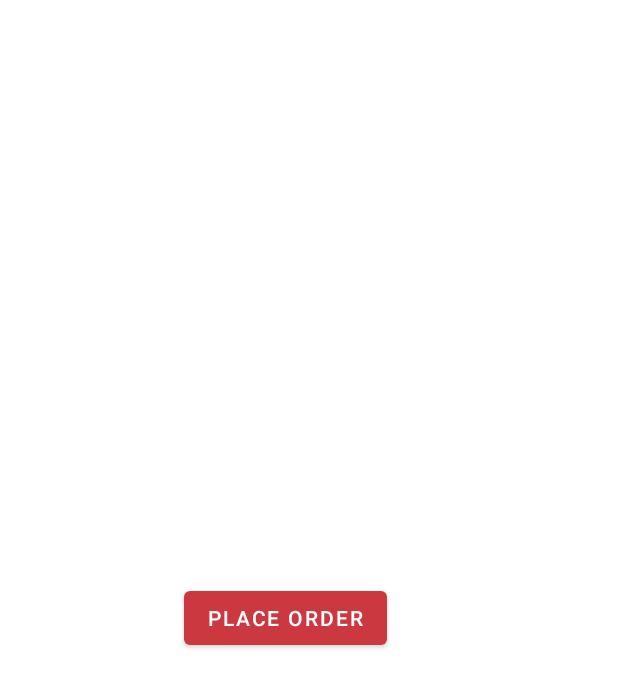
After one commit to AnnGal/ArasakaWeapons, an Android app: the CartActivity screen opened directly, with no data from a screen before it, on a phone screen of 412 x 824 dp. The commit adds this screen. Shown: the top 687 px of the screen. Run offline under Robolectric (Android 15) with nearby library versions, the phone set to English and light mode, and no system bars.

```diff
--- a/app/src/main/AndroidManifest.xml
+++ b/app/src/main/AndroidManifest.xml
@@ -9,6 +9,8 @@
         android:roundIcon="@mipmap/ic_launcher_round"
         android:supportsRtl="true"
         android:theme="@style/ArasakaTheme">
+        <activity android:name=".CartActivity"></activity>
+        <activity android:name=".CardDetailActivity" />
         <activity android:name=".MainActivity">
             <intent-filter>
                 <action android:name="android.intent.action.MAIN" />
--- /dev/null
+++ b/app/src/main/java/art/manguste/android/ArasakaWeapons/CartActivity.java
@@ -0,0 +1,14 @@
+package art.manguste.android.ArasakaWeapons;
+
+import androidx.appcompat.app.AppCompatActivity;
+
+import android.os.Bundle;
+
+public class CartActivity extends AppCompatActivity {
+
+    @Override
+    protected void onCreate(Bundle savedInstanceState) {
+        super.onCreate(savedInstanceState);
+        setContentView(R.layout.activity_cart);
+    }
+}
--- a/app/src/main/java/art/manguste/android/ArasakaWeapons/MainActivity.java
+++ b/app/src/main/java/art/manguste/android/ArasakaWeapons/MainActivity.java
@@ -7,6 +7,7 @@ import androidx.fragment.app.FragmentPagerAdapter;
 import androidx.viewpager.widget.ViewPager;
 
 import android.os.Bundle;
+import android.view.View;
 
 import com.google.android.material.tabs.TabLayout;
 
--- a/app/src/main/java/art/manguste/android/ArasakaWeapons/ServiceListFragment.java
+++ b/app/src/main/java/art/manguste/android/ArasakaWeapons/ServiceListFragment.java
@@ -64,7 +64,7 @@ public class ServiceListFragment extends Fragment {
             // Inflate the layout for this fragment
             RecyclerView recyclerView = (RecyclerView) inflater.inflate(R.layout.fragment_list, container, false);
             // add adapter
-            StoreCardAdapter adapter = new StoreCardAdapter(CatalogType.SERVICE);
+            CardAdapter adapter = new CardAdapter(CatalogType.SERVICE);
             recyclerView.setAdapter(adapter);
             // connect data and view
             GridLayoutManager layoutManager = new GridLayoutManager(getActivity(), 1);
--- /dev/null
+++ b/app/src/main/res/layout/activity_cart.xml
@@ -0,0 +1,22 @@
+<?xml version="1.0" encoding="utf-8"?>
+<androidx.constraintlayout.widget.ConstraintLayout xmlns:android="http://schemas.android.com/apk/res/android"
+    xmlns:app="http://schemas.android.com/apk/res-auto"
+    xmlns:tools="http://schemas.android.com/tools"
+    android:layout_width="match_parent"
+    android:layout_height="match_parent"
+    tools:context=".CartActivity">
+
+    <Button
+        android:id="@+id/button"
+        android:layout_width="wrap_content"
+        android:layout_height="wrap_content"
+        android:layout_marginStart="143dp"
+        android:layout_marginLeft="143dp"
+        android:layout_marginEnd="175dp"
+        android:layout_marginRight="175dp"
+        android:text="Place Order"
+        app:layout_constraintBottom_toBottomOf="parent"
+        app:layout_constraintEnd_toEndOf="parent"
+        app:layout_constraintStart_toStartOf="parent"
+        app:layout_constraintTop_toTopOf="parent" />
+</androidx.constraintlayout.widget.ConstraintLayout>
--- a/app/src/main/res/layout/card_store.xml
+++ b/app/src/main/res/layout/card_view.xml
@@ -5,7 +5,7 @@
     android:layout_width="match_parent"
     android:layout_height="120dp"
     android:id="@+id/card_view"
-    android:layout_margin="5dp"
+    android:layout_margin="4dp"
     card_view:cardElevation="2dp"
     card_view:cardCornerRadius="4dp">
     <!--android:theme="@style/Theme.MaterialComponents.Light"-->
@@ -87,6 +87,7 @@
                     android:layout_weight="1" />
 
                 <ImageButton
+                    android:id="@+id/ib_add_position_from_card"
                     android:layout_width="wrap_content"
                     android:layout_height="wrap_content"
                     android:padding="12dp"
--- a/app/src/main/res/layout/fragment_list.xml
+++ b/app/src/main/res/layout/fragment_list.xml
@@ -4,6 +4,7 @@
     android:layout_width="match_parent"
     android:layout_height="match_parent"
     android:id="@+id/recycler_view"
+    android:background="@color/colorArasakaBackground"
     android:scrollbars="vertical">
 
 </androidx.recyclerview.widget.RecyclerView>
--- a/app/src/main/res/values/strings.xml
+++ b/app/src/main/res/values/strings.xml
@@ -6,7 +6,5 @@
     <string name="arasaka_title_logo">Arasaka Logotype</string>
     <string name="weapons_tab">Weapon</string>
     <string name="services_tab">Service</string>
-    <!-- TODO: Remove or change this placeholder text -->
-    <string name="hello_blank_fragment">Hello blank fragment</string>
     <string name="currency_2077">E$</string>
 </resources>
```
Also changed, not shown: app/src/main/java/art/manguste/android/ArasakaWeapons/CardAdapter.java (added, +114 -0 lines), app/src/main/java/art/manguste/android/ArasakaWeapons/CardDetailActivity.java (added, +21 -0 lines), app/src/main/java/art/manguste/android/ArasakaWeapons/StoreCardAdapter.java (deleted, +0 -91 lines), app/src/main/java/art/manguste/android/ArasakaWeapons/WeaponListFragment.java (+23 -13 lines), app/src/main/res/layout/activity_card_detail.xml (added, +22 -0 lines), app/src/main/res/layout/fragment_service.xml (deleted, +0 -14 lines), app/src/main/res/layout/fragment_weapon.xml (deleted, +0 -14 lines).
